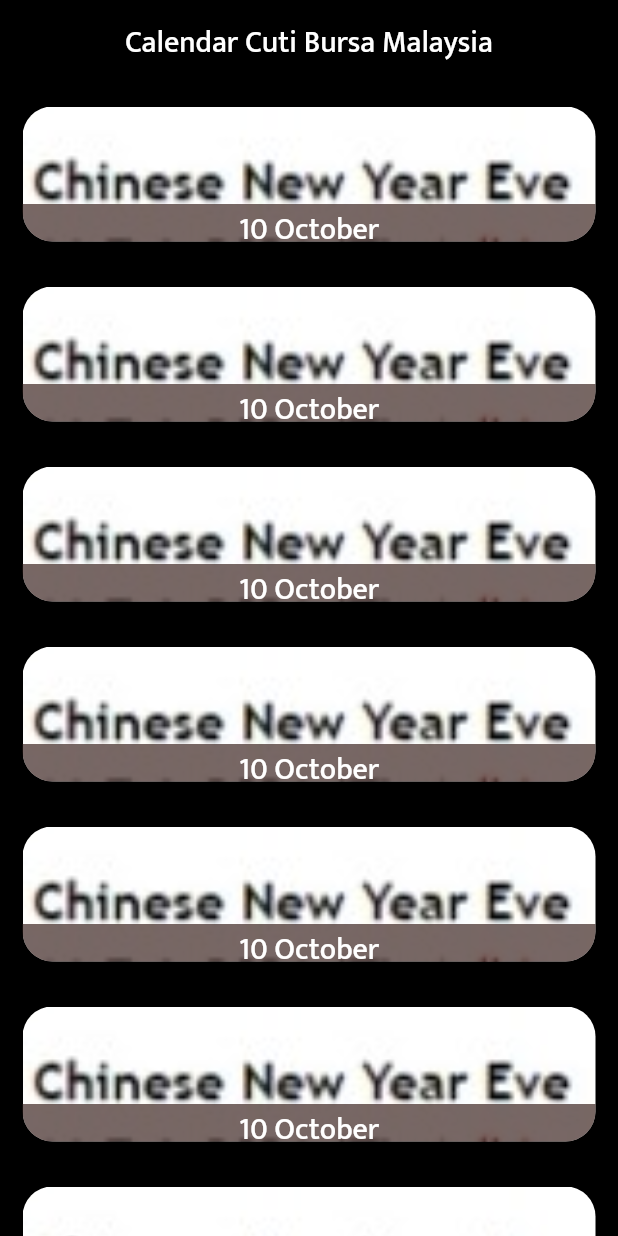
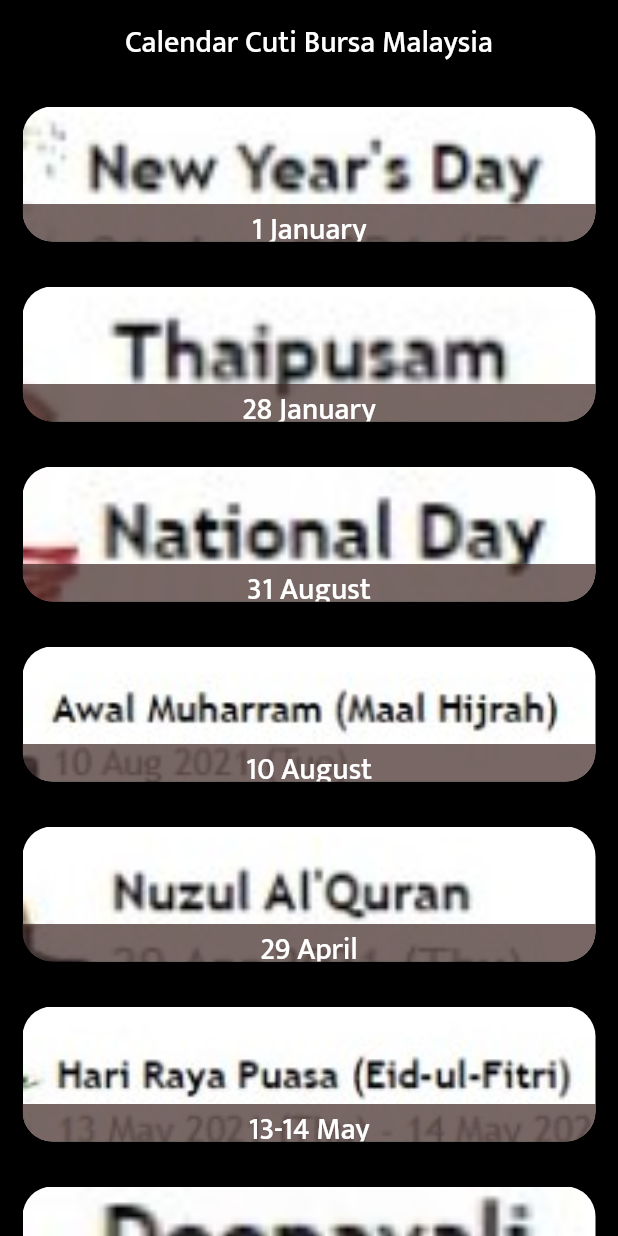
Before and after one commit to harrsbyrnes/ecjflix, a Flutter app: the Calendar screen opened directly, on a phone screen of 412 x 824 dp. Run offline on Flutter 3.47's test engine with Material 2 defaults, Android fonts, the phone set to English and light mode, and no system bars; drawn by our look-alikes of flutter_slidable; our stand-ins replace bubble_bottom_bar, carousel_slider, chewie, flutter_spinkit, fluttertoast, font_awesome_flutter and 5 more; missing offline and left inert: custom_switch; accounts and stored records are empty; network calls fail.

Commit message:
calender ada tarikh

```diff
--- a/lib/pages/account/calendar.dart
+++ b/lib/pages/account/calendar.dart
@@ -12,58 +12,58 @@
 }
 
 class _CalendarState extends State<Calendar> {
-  int calendartItem = 4;
+  int calendartItem = 10;
 
   final calendarItemList = [
     {
       'title': 'New Years Day',
-      'date': '10 October',
-      'image': 'assets/slider/CNY.jpeg'
+      'date': '1 January',
+      'image': 'assets/slider/nyd.jpeg'
     },
     {
-      'title': 'Chinese New Years Eve',
-      'date': '10 October',
-      'image': 'assets/slider/CNY.jpeg'
+      'title': 'Thaipusam',
+      'date': '28 January',
+      'image': 'assets/slider/thaipusam.jpeg'
     },
-    {
-      'title': 'Wesak Day',
-      'date': '10 October',
-      'image': 'assets/slider/CNY.jpeg'
-    },
+    // {
+    //   'title': 'Chinese New Year',
+    //   'date': '11-13 February',
+    //   'image': 'assets/slider/cny.jpeg'
+    // },
     {
       'title': 'National Day',
-      'date': '10 October',
-      'image': 'assets/slider/CNY.jpeg'
+      'date': '31 August',
+      'image': 'assets/slider/nd.jpeg'
     },
     {
       'title': 'Awal Muharram',
-      'date': '10 October',
-      'image': 'assets/slider/CNY.jpeg'
+      'date': '10 August',
+      'image': 'assets/slider/awal.jpeg'
     },
     {
       'title': 'Nuzul Alquran',
-      'date': '10 October',
-      'image': 'assets/slider/CNY.jpeg'
+      'date': '29 April',
+      'image': 'assets/slider/nuzul.jpeg'
     },
     {
       'title': 'Hari Raya Puasa',
-      'date': '10 October',
-      'image': 'assets/slider/CNY.jpeg'
+      'date': '13-14 May',
+      'image': 'assets/slider/hrp.jpeg'
     },
     {
-      'title': 'Thaipusam',
+      'title': 'Deepavali',
       'date': '10 October',
-      'image': 'assets/slider/CNY.jpeg'
+      'image': 'assets/slider/deepavali.jpeg'
     },
     {
       'title': 'Malaysia Day',
-      'date': '10 October',
-      'image': 'assets/slider/CNY.jpeg'
+      'date': '16 September',
+      'image': 'assets/slider/malaysiaday.jpeg'
     },
     {
       'title': 'Christmas Day',
-      'date': '10 October',
-      'image': 'assets/slider/CNY.jpeg'
+      'date': '25 December',
+      'image': 'assets/slider/christmas.jpeg'
     }
   ];
   @override
```
Also changed, not shown: assets/slider/awal.jpeg (added), assets/slider/christmas.jpeg (added), assets/slider/deepavali.jpeg (added), assets/slider/hrp.jpeg (added), assets/slider/malaysiaday.jpeg (added), assets/slider/nd.jpeg (added), assets/slider/nuzul.jpeg (added), assets/slider/nyd.jpeg (added), assets/slider/thaipusam.jpeg (added).
